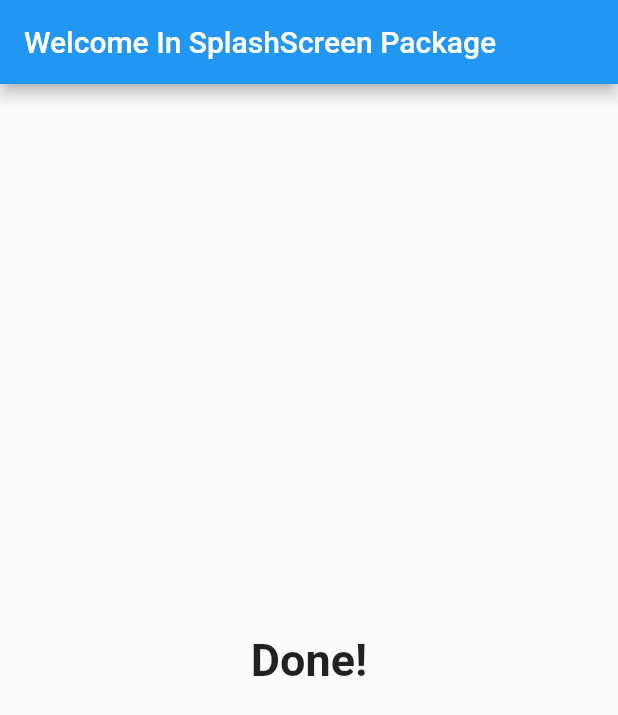
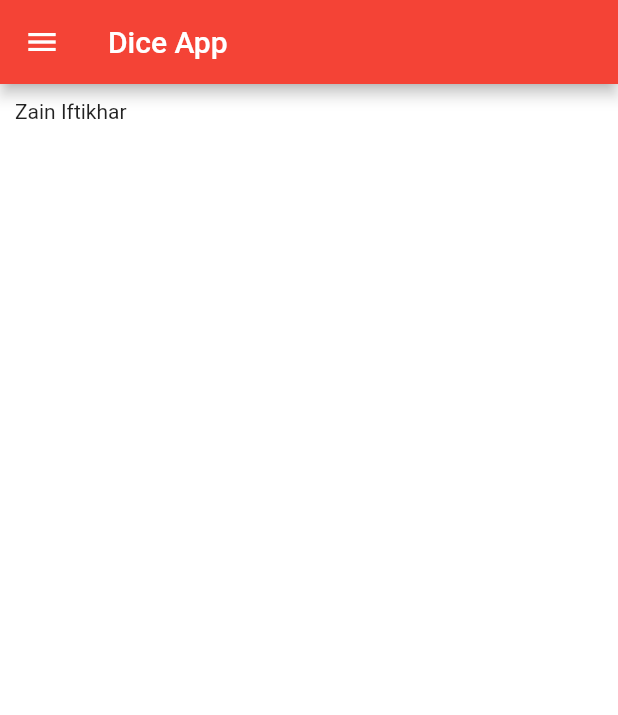
Before and after one commit to zainiftikhar20/fa17_bse_032, a Flutter app: the screen it shows after launch, on a phone screen of 412 x 824 dp. Shown: the top 715 px of the screen. Run offline on Flutter 3.47's test engine with Material 2 defaults, Android fonts, the phone set to English and light mode, and no system bars; our stand-ins replace splashscreen.

Commit message:
Commit 3 Navigation

```diff
--- /dev/null
+++ b/lib/Navigation.dart
@@ -0,0 +1,62 @@
+
+import 'package:flutter/material.dart';
+
+
+class  HomePage extends StatefulWidget {
+  @override
+  _HomePageState createState() => _HomePageState();
+}
+
+class _HomePageState extends State<HomePage> {
+
+
+  @override
+  Widget build(BuildContext context) {
+    return Scaffold(
+      backgroundColor: Colors.white,
+      appBar: AppBar(
+        title: Text('Dice App'),
+      ),
+      body: Padding(
+        padding: const EdgeInsets.all(10.0),
+        child: Text('Zain Iftikhar'),
+
+      ),
+      drawer: Drawer(
+        child: ListView(
+          padding: EdgeInsets.zero,
+          children: [
+            UserAccountsDrawerHeader(
+                accountName: Text('Zain Iftikhar'),
+                accountEmail: Text('zainiftikhar20@gmail.com'),
+                currentAccountPicture: CircleAvatar(
+
+                    backgroundImage: AssetImage('assets/image.jpg')
+
+                )
+            ),
+            ListTile(
+              leading: Icon(Icons.person),
+              title: Text('Account'),
+              subtitle: Text('Personal'),
+              trailing: Icon(Icons.edit),
+            ),
+            ListTile(
+              leading: Icon(Icons.phone_android),
+              title: Text('Phone'),
+              subtitle: Text('03017333185'),
+              trailing: Icon(Icons.edit),
+            ),
+            ListTile(
+              leading: Icon(Icons.email),
+              title: Text('Email'),
+              subtitle: Text('zainiftikhar20@gmail.com'),
+              trailing: Icon(Icons.edit),
+            ),
+          ],
+        ),
+      ),
+
+    );
+  }
+}
--- a/lib/main.dart
+++ b/lib/main.dart
@@ -1,22 +1,17 @@
 import 'package:flutter/material.dart';
+import 'package:fa17_bse_032/Navigation.dart';
 
 
 class Home extends StatelessWidget {
   @override
   Widget build(BuildContext context) {
-    return new Scaffold(
-      appBar: new AppBar(
-          title: new Text("Welcome In SplashScreen Package"),
-          automaticallyImplyLeading: false
+    return MaterialApp(
+      title: 'Dice App',
+      home: HomePage(),
+      theme: ThemeData(
+          primarySwatch: Colors.red
       ),
-      body: new Center(
-        child: new Text("Done!",
-          style: new TextStyle(
-              fontWeight: FontWeight.bold,
-              fontSize: 30.0
-          ),),
 
-      ),
     );
   }
 }
```
